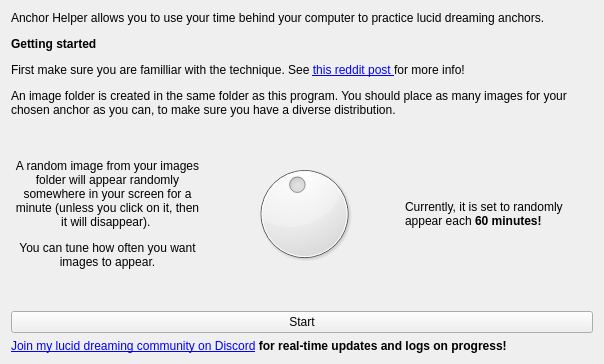
This is mainwindow.ui in peterwilli/LucidDreamingAnchorHelper as Qt 5 draws it before an edit. The edited form follows.
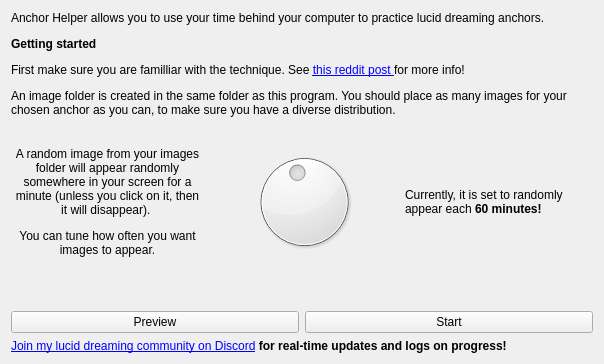
This is the edited form.

Commit message: added preview button and made sure the random image won't steal the focus when the user is typing

Diff of the .ui file:
```diff
--- a/mainwindow.ui
+++ b/mainwindow.ui
@@ -85,6 +85,19 @@
           </item>
          </layout>
         </item>
+        <item>
+         <spacer name="verticalSpacer_4">
+          <property name="orientation">
+           <enum>Qt::Vertical</enum>
+          </property>
+          <property name="sizeHint" stdset="0">
+           <size>
+            <width>20</width>
+            <height>40</height>
+           </size>
+          </property>
+         </spacer>
+        </item>
         <item>
          <spacer name="verticalSpacer_3">
           <property name="orientation">
@@ -100,6 +113,13 @@
         </item>
         <item>
          <layout class="QHBoxLayout" name="horizontalLayout_3">
+          <item>
+           <widget class="QPushButton" name="pushButton">
+            <property name="text">
+             <string>Preview</string>
+            </property>
+           </widget>
+          </item>
           <item>
            <widget class="QPushButton" name="startBtn">
             <property name="text">
```
The commit also changes 2 other files.
